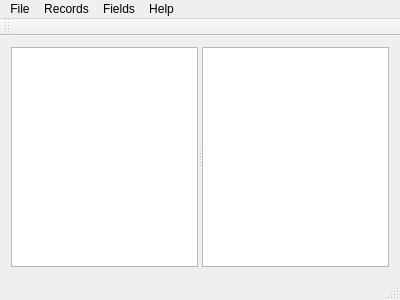
Qt form Source/Tome/mainwindow.ui (npruehs/tome-editor) before a commit.
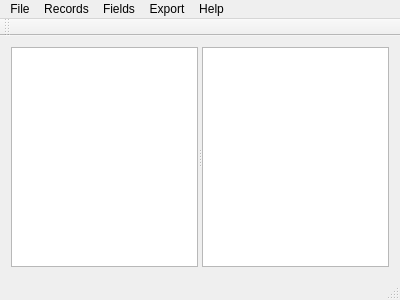
The same form after that commit.

Commit message: ADDED: Export - Exporting records using user-defined templates.

```diff
--- a/Source/Tome/mainwindow.ui
+++ b/Source/Tome/mainwindow.ui
@@ -86,9 +86,15 @@
     <addaction name="actionEdit_Record"/>
     <addaction name="actionRemove_Record"/>
    </widget>
+   <widget class="QMenu" name="menuExport">
+    <property name="title">
+     <string>Export</string>
+    </property>
+   </widget>
    <addaction name="menuFile"/>
    <addaction name="menuRecords"/>
    <addaction name="menuFields"/>
+   <addaction name="menuExport"/>
    <addaction name="menuHelp"/>
   </widget>
   <widget class="QToolBar" name="mainToolBar">
```
The commit also changes 12 other files.
